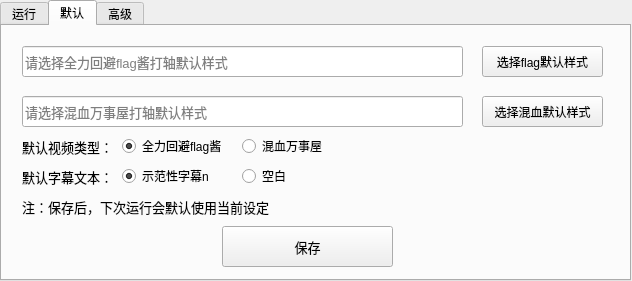
Above: GUI_style.ui from Echoosx/AutoSubtitle before the change. Below: the same form after it.
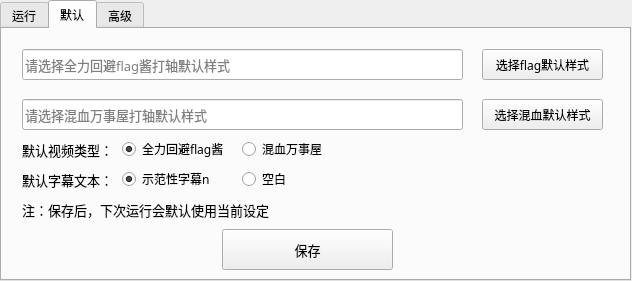
That is the form after the change. The open tabs and pages were chosen to show the change. Custom widgets are drawn as their Qt base class.

The edit to the form file:
```diff
--- a/GUI_style.ui
+++ b/GUI_style.ui
@@ -38,6 +38,11 @@
       <height>281</height>
      </rect>
     </property>
+    <property name="font">
+     <font>
+      <family>Microsoft YaHei</family>
+     </font>
+    </property>
     <property name="autoFillBackground">
      <bool>false</bool>
     </property>
@@ -261,6 +266,7 @@
       </property>
       <property name="font">
        <font>
+        <family>Microsoft YaHei</family>
         <pointsize>10</pointsize>
        </font>
       </property>
@@ -288,6 +294,7 @@
       </property>
       <property name="font">
        <font>
+        <family>Microsoft YaHei</family>
         <pointsize>10</pointsize>
        </font>
       </property>
@@ -310,6 +317,11 @@
         <height>31</height>
        </rect>
       </property>
+      <property name="font">
+       <font>
+        <family>Microsoft YaHei</family>
+       </font>
+      </property>
       <property name="text">
        <string>选择flag默认样式</string>
       </property>
@@ -323,6 +335,11 @@
         <height>31</height>
        </rect>
       </property>
+      <property name="font">
+       <font>
+        <family>Microsoft YaHei</family>
+       </font>
+      </property>
       <property name="text">
        <string>选择混血默认样式</string>
       </property>
@@ -338,6 +355,7 @@
       </property>
       <property name="font">
        <font>
+        <family>Microsoft YaHei</family>
         <pointsize>10</pointsize>
        </font>
       </property>
@@ -356,6 +374,7 @@
       </property>
       <property name="font">
        <font>
+        <family>Microsoft YaHei</family>
         <pointsize>10</pointsize>
        </font>
       </property>
@@ -372,6 +391,11 @@
         <height>20</height>
        </rect>
       </property>
+      <property name="font">
+       <font>
+        <family>Microsoft YaHei</family>
+       </font>
+      </property>
       <property name="text">
        <string>全力回避flag酱</string>
       </property>
@@ -391,6 +415,11 @@
         <height>20</height>
        </rect>
       </property>
+      <property name="font">
+       <font>
+        <family>Microsoft YaHei</family>
+       </font>
+      </property>
       <property name="text">
        <string>混血万事屋</string>
       </property>
@@ -412,6 +441,7 @@
       </property>
       <property name="font">
        <font>
+        <family>Microsoft YaHei</family>
         <pointsize>10</pointsize>
        </font>
       </property>
@@ -430,6 +460,7 @@
       </property>
       <property name="font">
        <font>
+        <family>Microsoft YaHei</family>
         <pointsize>10</pointsize>
        </font>
       </property>
@@ -446,6 +477,11 @@
         <height>20</height>
        </rect>
       </property>
+      <property name="font">
+       <font>
+        <family>Microsoft YaHei</family>
+       </font>
+      </property>
       <property name="text">
        <string>示范性字幕n</string>
       </property>
@@ -465,6 +501,11 @@
         <height>20</height>
        </rect>
       </property>
+      <property name="font">
+       <font>
+        <family>Microsoft YaHei</family>
+       </font>
+      </property>
       <property name="text">
        <string>空白</string>
       </property>
```
Left out of the diff: 63 changed lines with no effect on the pictures.
